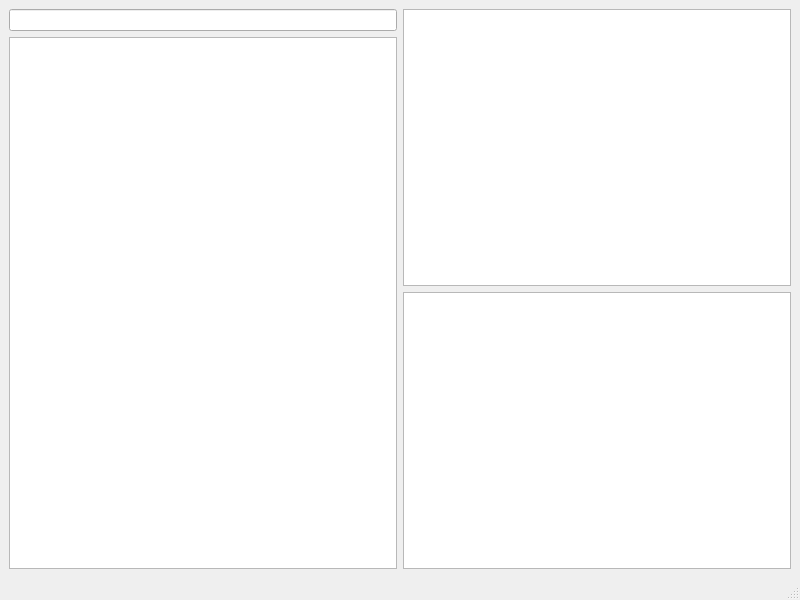
Qt form lexiconedit.ui (adamb924/Gloss) before a commit.
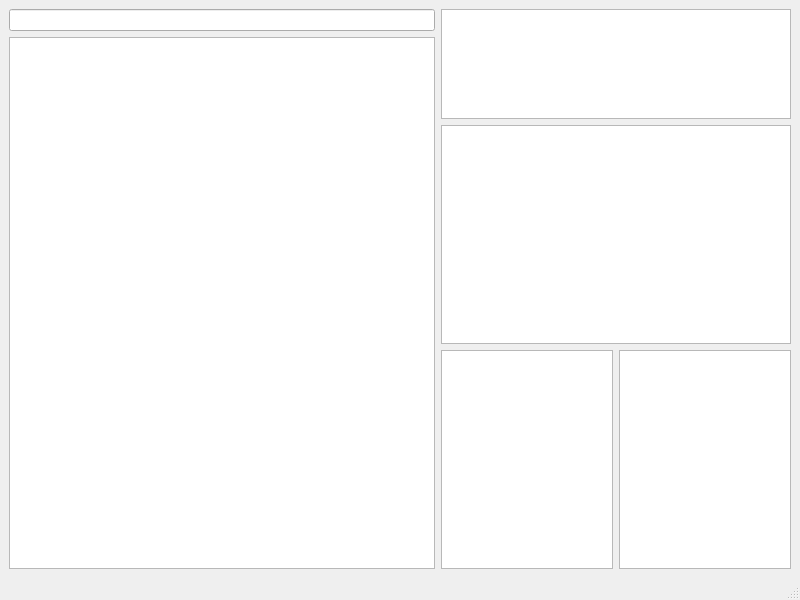
The same form after that commit. Custom widgets are drawn as their Qt base class.

Commit message: Models, views, and database methods for grammatical tags in the lexicon window. Editing doesn't work at all.

What changed in the file:
```diff
--- a/lexiconedit.ui
+++ b/lexiconedit.ui
@@ -14,7 +14,7 @@
    <string>Lexicon</string>
   </property>
   <widget class="QWidget" name="centralwidget">
-   <layout class="QHBoxLayout" name="horizontalLayout">
+   <layout class="QHBoxLayout" name="horizontalLayout" stretch="4,1">
     <item>
      <layout class="QVBoxLayout" name="verticalLayout_2">
       <item>
@@ -40,27 +40,81 @@
      </layout>
     </item>
     <item>
-     <layout class="QVBoxLayout" name="verticalLayout_3">
+     <layout class="QVBoxLayout" name="verticalLayout_3" stretch="1,2,2">
       <item>
        <widget class="QTableView" name="allomorphTable">
         <property name="sizePolicy">
-         <sizepolicy hsizetype="Expanding" vsizetype="Expanding">
+         <sizepolicy hsizetype="Minimum" vsizetype="Expanding">
           <horstretch>1</horstretch>
           <verstretch>0</verstretch>
          </sizepolicy>
         </property>
+        <property name="maximumSize">
+         <size>
+          <width>16777215</width>
+          <height>16777215</height>
+         </size>
+        </property>
        </widget>
       </item>
       <item>
        <widget class="QTableView" name="analysisTable">
         <property name="sizePolicy">
-         <sizepolicy hsizetype="Expanding" vsizetype="Expanding">
+         <sizepolicy hsizetype="MinimumExpanding" vsizetype="Expanding">
           <horstretch>1</horstretch>
           <verstretch>0</verstretch>
          </sizepolicy>
         </property>
+        <property name="minimumSize">
+         <size>
+          <width>350</width>
+          <height>0</height>
+         </size>
+        </property>
+        <property name="maximumSize">
+         <size>
+          <width>16777215</width>
+          <height>16777215</height>
+         </size>
+        </property>
        </widget>
       </item>
+      <item>
+       <layout class="QHBoxLayout" name="horizontalLayout_4" stretch="0,0">
+        <item>
+         <widget class="QListView" name="lexicalEntryTags">
+          <property name="sizePolicy">
+           <sizepolicy hsizetype="Expanding" vsizetype="Expanding">
+            <horstretch>0</horstretch>
+            <verstretch>0</verstretch>
+           </sizepolicy>
+          </property>
+          <property name="maximumSize">
+           <size>
+            <width>16777215</width>
+            <height>16777215</height>
+           </size>
+          </property>
+         </widget>
+        </item>
+        <item>
+         <widget class="QListView" name="allTags">
+          <property name="sizePolicy">
+           <sizepolicy hsizetype="Expanding" vsizetype="Expanding">
+            <horstretch>0</horstretch>
+            <verstretch>0</verstretch>
+           </sizepolicy>
+          </property>
+          <property name="maximumSize">
+           <size>
+            <width>16777215</width>
+            <height>16777215</height>
+           </size>
+          </property>
+         </widget>
+        </item>
+       </layout>
+      </item>
      </layout>
     </item>
    </layout>
```
The commit also changes 7 other files.
